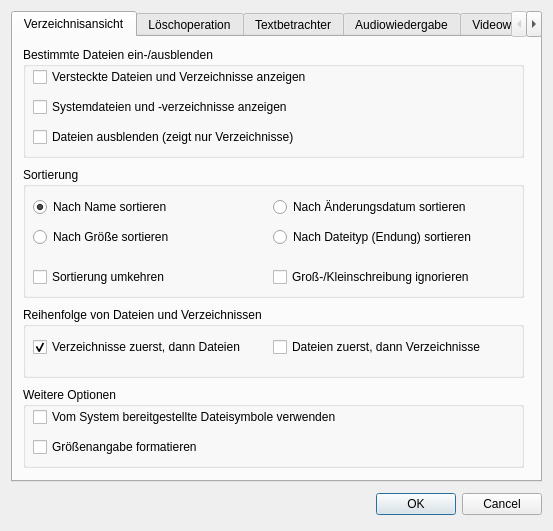
Qt form settingsdialog.ui (striezel/qt-commander) before a commit.
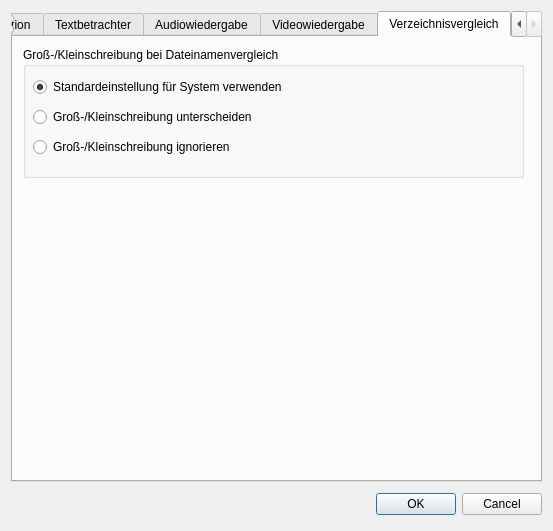
The same form after that commit. The open tabs and pages were chosen to show the change. Icons and pictures are not drawn.

Commit message: add setting for case-sensitivity of file names in directory comparision

The edit to the form file:
```diff
--- a/settingsdialog.ui
+++ b/settingsdialog.ui
@@ -805,6 +805,93 @@
        </property>
       </widget>
      </widget>
+     <widget class="QWidget" name="tabDirectoryCompare">
+      <attribute name="icon">
+       <iconset theme="folder"/>
+      </attribute>
+      <attribute name="title">
+       <string>Verzeichnisvergleich</string>
+      </attribute>
+      <widget class="QGroupBox" name="groupBoxCaseSensitivity">
+       <property name="geometry">
+        <rect>
+         <x>10</x>
+         <y>10</y>
+         <width>501</width>
+         <height>131</height>
+        </rect>
+       </property>
+       <property name="minimumSize">
+        <size>
+         <width>501</width>
+         <height>131</height>
+        </size>
+       </property>
+       <property name="title">
+        <string>Groß-/Kleinschreibung bei Dateinamenvergleich</string>
+       </property>
+       <widget class="QRadioButton" name="rbSystemDefaultCaseSensitivity">
+        <property name="geometry">
+         <rect>
+          <x>10</x>
+          <y>30</y>
+          <width>481</width>
+          <height>20</height>
+         </rect>
+        </property>
+        <property name="minimumSize">
+         <size>
+          <width>481</width>
+          <height>20</height>
+         </size>
+        </property>
+        <property name="text">
+         <string>Standardeinstellung für System verwenden</string>
+        </property>
+        <property name="checked">
+         <bool>true</bool>
+        </property>
+       </widget>
+       <widget class="QRadioButton" name="rbCaseSensitiveCompare">
+        <property name="geometry">
+         <rect>
+          <x>10</x>
+          <y>60</y>
+          <width>481</width>
+          <height>20</height>
+         </rect>
+        </property>
+        <property name="minimumSize">
+         <size>
+          <width>481</width>
+          <height>20</height>
+         </size>
+        </property>
+        <property name="text">
+         <string>Groß-/Kleinschreibung unterscheiden</string>
+        </property>
+       </widget>
+       <widget class="QRadioButton" name="rbCaseInsensitiveCompare">
+        <property name="geometry">
+         <rect>
+          <x>10</x>
+          <y>90</y>
+          <width>471</width>
+          <height>20</height>
+         </rect>
+        </property>
+        <property name="minimumSize">
+         <size>
+          <width>471</width>
+          <height>20</height>
+         </size>
+        </property>
+        <property name="text">
+         <string>Groß-/Kleinschreibung ignorieren</string>
+        </property>
+       </widget>
+      </widget>
+     </widget>
     </widget>
    </item>
    <item row="1" column="0">
```
The commit also changes 11 other files.
